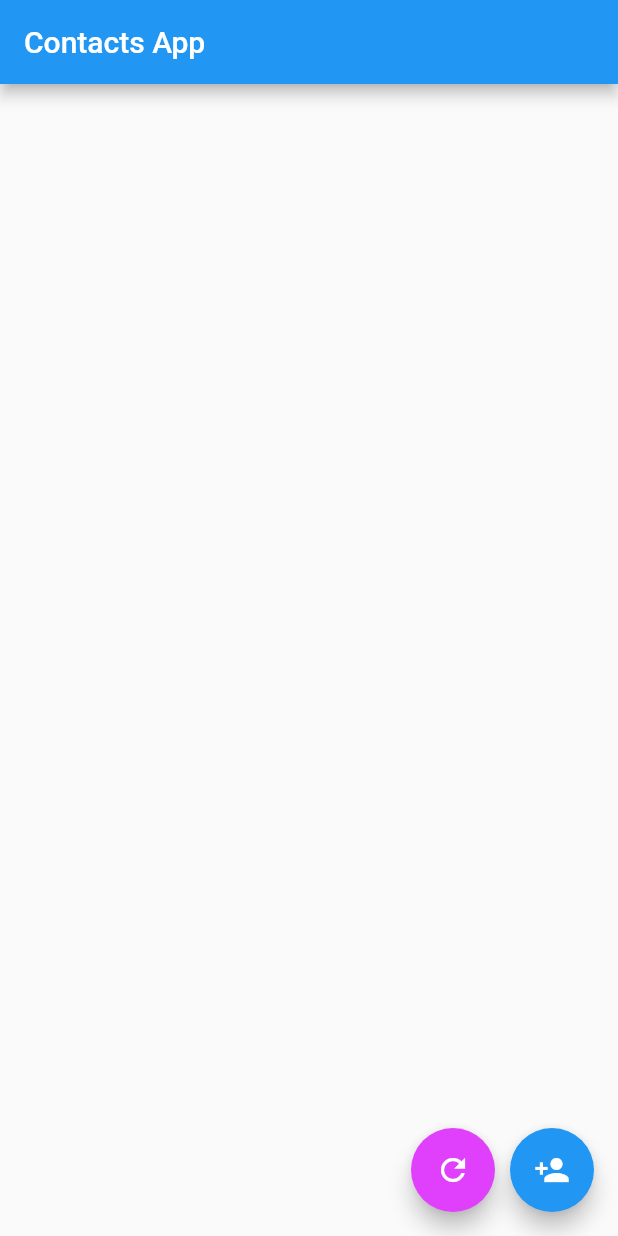
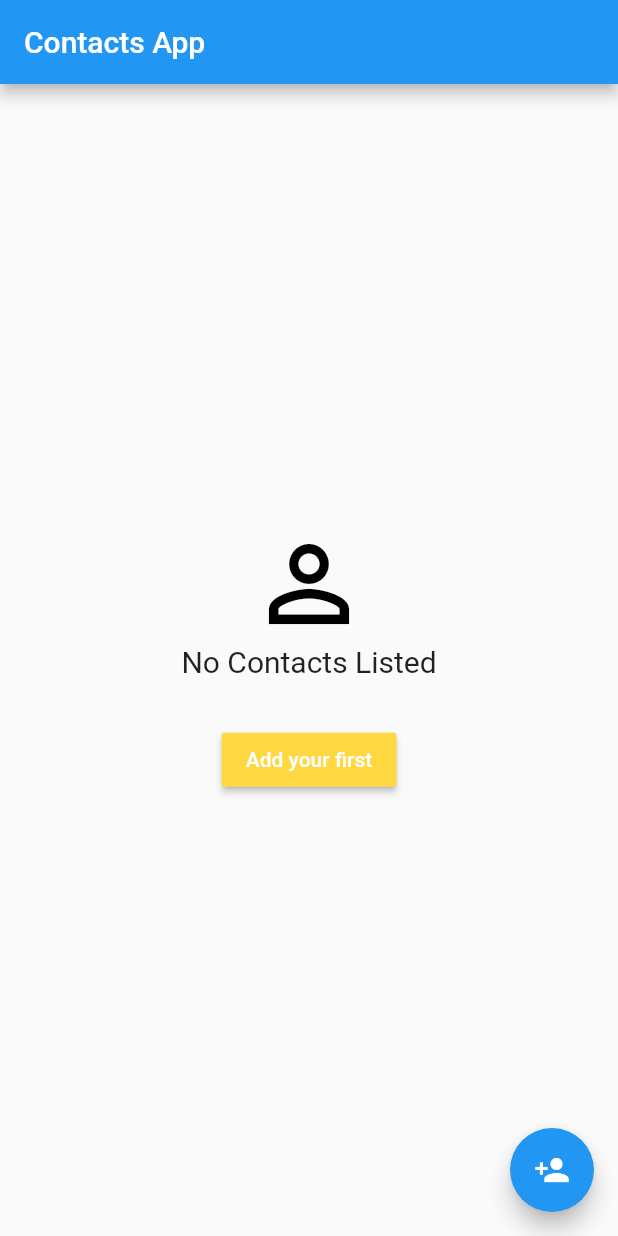
Before and after one commit to AyushTripathi28/ContactsApp, a Flutter app: the screen it shows after launch, on a phone screen of 412 x 824 dp. Run offline on Flutter 3.47's test engine with Material 2 defaults, Android fonts, the phone set to English and light mode, and no system bars; our stand-ins replace dio, equatable, faker, shelf, shelf_web_socket; missing offline and left inert: mongo_dart, shelf_router; network calls fail.

Commit message:
adding helper.dart for middleware data in backend and adding websocketAPI data in frontend part

```diff
--- a/packages/contactsapp_frontend/lib/api.dart
+++ b/packages/contactsapp_frontend/lib/api.dart
@@ -1,10 +1,12 @@
+import 'dart:convert';
 import 'dart:io';
 
 import 'package:dio/dio.dart';
 import 'package:equatable/equatable.dart';
+import 'package:web_socket_channel/web_socket_channel.dart';
 
 class Contact extends Equatable {
-  Contact._(this.id, this.name, this.initials);
+  const Contact._(this.id, this.name, this.initials);
 
   final String id;
   final String name;
@@ -24,7 +26,7 @@ class Contact extends Equatable {
 
 class ContactsRestApi {
   final _api = Dio(BaseOptions(
-    baseUrl: 'http://localhost:8001/contacts/',
+    baseUrl: 'http://192.168.1.106:8001/contacts/',
     headers: {
       'Content-Type': ContentType.json.mimeType,
     },
@@ -44,3 +46,16 @@ class ContactsRestApi {
 
   Future deleteContact(String id) => _api.delete(id);
 }
+
+class ContactsSocketApi {
+  ContactsSocketApi()
+      : _api = WebSocketChannel.connect(
+            Uri.parse('ws://192.168.1.106:8001/contacts-ws/'));
+
+  final WebSocketChannel _api;
+
+  Stream<List<Contact>> get stream => _api.stream.map<List<Contact>>((data) {
+        final decoded = json.decode(data);
+        return (decoded as List).map((json) => Contact.fromJson(json)).toList();
+      });
+}
--- /dev/null
+++ b/packages/contactsapp_frontend/lib/contacts_list.dart
@@ -0,0 +1,88 @@
+import 'package:contactsapp_frontend/contactsapp_frontend.dart';
+import 'package:flutter/material.dart';
+
+class ContactsList extends StatelessWidget {
+  const ContactsList(
+      {Key? key,
+      required this.data,
+      required this.onDelete,
+      required this.onAdd})
+      : super(key: key);
+
+  final List<Contact> data;
+  final ValueChanged<String> onDelete;
+  final VoidCallback onAdd;
+
+  @override
+  Widget build(BuildContext context) {
+    return data.isEmpty
+        ? _NoContact(
+            onAdd: onAdd,
+          )
+        : ListView(
+            children: [
+              ...data.map(
+                (contact) => Padding(
+                  key: ValueKey(contact.id),
+                  padding: EdgeInsets.symmetric(vertical: 10),
+                  child: ListTile(
+                    leading: CircleAvatar(
+                      radius: 30,
+                      child: Text(contact.initials),
+                    ),
+                    title: Text(
+                      contact.name,
+                      style: TextStyle(fontSize: 20),
+                    ),
+                    trailing: MaterialButton(
+                      onPressed: (() {
+                        onDelete(contact.id);
+                      }),
+                      child: Icon(Icons.delete),
+                    ),
+                  ),
+                ),
+              ),
+            ],
+          );
+  }
+}
+
+class _NoContact extends StatelessWidget {
+  const _NoContact({Key? key, required this.onAdd}) : super(key: key);
+
+  final VoidCallback onAdd;
+
+  @override
+  Widget build(BuildContext context) {
+    return Center(
+      child: Column(
+        mainAxisAlignment: MainAxisAlignment.center,
+        children: [
+          const Icon(
+            Icons.person_outline,
+            size: 80,
+            color: Colors.black,
+          ),
+          const Text(
+            "No Contacts Listed",
+            style: const TextStyle(fontSize: 20),
+          ),
+          const SizedBox(
+            height: 30,
+          ),
+          MaterialButton(
+            onPressed: onAdd,
+            color: Colors.amberAccent,
+            child: const Text(
+              "Add your first",
+              style: TextStyle(
+                color: Colors.white,
+              ),
+            ),
+          )
+        ],
+      ),
+    );
+  }
+}
--- /dev/null
+++ b/packages/contactsapp_frontend/lib/contacts_socket_screen.dart
@@ -0,0 +1,56 @@
+import 'dart:async';
+
+import 'package:contactsapp_frontend/contactsapp_frontend.dart';
+import 'package:faker/faker.dart';
+import 'package:flutter/material.dart';
+
+class ContactSocketScreen extends StatefulWidget {
+  const ContactSocketScreen({Key? key, required this.api}) : super(key: key);
+
+  final ContactsSocketApi api;
+
+  @override
+  State<ContactSocketScreen> createState() => _ContactSocketScreenState();
+}
+
+class _ContactSocketScreenState extends State<ContactSocketScreen> {
+  final _socketStream = StreamController<List<Contact>>();
+  bool _isLoading = true;
+  @override
+  void initState() {
+    super.initState();
+    _loadContacts();
+  }
+
+  void _loadContacts() {}
+
+  void _addContact() {
+    final faker = Faker();
+    final person = faker.person;
+    final fullName = '${person.firstName()} ${person.lastName()}';
+  }
+
+  void _deleteContact(String id) {}
+
+  @override
+  Widget build(BuildContext context) {
+    return Scaffold(
+      appBar: AppBar(title: Text("Contacts App")),
+      body: StreamBuilder<List<Contact>>(
+        initialData: [],
+        stream: _socketStream.stream,
+        builder: (context, snapshot) {
+          return ContactsList(
+              data: snapshot.data!,
+              onDelete: _deleteContact,
+              onAdd: _addContact);
+        },
+      ),
+      floatingActionButton: FloatingActionButton(
+        onPressed: _addContact,
+        tooltip: "Add new contact",
+        child: Icon(Icons.person_add),
+      ),
+    );
+  }
+}
--- a/packages/contactsapp_frontend/lib/contactsapp_frontend.dart
+++ b/packages/contactsapp_frontend/lib/contactsapp_frontend.dart
@@ -1,2 +1,4 @@
 export 'api.dart';
-export 'homepage.dart';
+export 'contacts_rest_screen.dart';
+export 'contacts_list.dart';
+export 'contacts_socket_screen.dart';
--- a/packages/contactsapp_frontend/lib/homepage.dart
+++ /dev/null
@@ -1,46 +0,0 @@
-import 'package:contactsapp_frontend/contactsapp_frontend.dart';
-import 'package:flutter/material.dart';
-
-class HomePage extends StatefulWidget {
-  const HomePage({Key? key, required this.api}) : super(key: key);
-
-  final ContactsRestApi api;
-
-  @override
-  State<HomePage> createState() => _HomePageState();
-}
-
-class _HomePageState extends State<HomePage> {
-  @override
-  Widget build(BuildContext context) {
-    return Scaffold(
-      appBar: AppBar(
-        title: const Text('Contacts App'),
-      ),
-      body: Container(),
-      floatingActionButton: Row(
-        mainAxisAlignment: MainAxisAlignment.end,
-        children: [
-          FloatingActionButton(
-            onPressed: () {},
-            tooltip: "Refresh List",
-            backgroundColor: Colors.purpleAccent,
-            child: const Icon(
-              Icons.refresh,
-            ),
-          ),
-          const SizedBox(
-            width: 10,
-          ),
-          FloatingActionButton(
-            onPressed: () {},
-            tooltip: "Add new contacts",
-            child: const Icon(
-              Icons.person_add,
-            ),
-          ),
-        ],
-      ),
-    );
-  }
-}
--- a/packages/contactsapp_frontend/lib/main.dart
+++ b/packages/contactsapp_frontend/lib/main.dart
@@ -15,7 +15,9 @@ class MyApp extends StatelessWidget {
       theme: ThemeData(
         primarySwatch: Colors.blue,
       ),
-      home: HomePage(api: ContactsRestApi()),
+      home: ContactSocketScreen(
+        api: ContactsSocketApi(),
+      ),
     );
   }
 }
```
Also changed, not shown: packages/contactsapp_frontend/lib/contacts_rest_screen.dart (added, +91 -0 lines).
